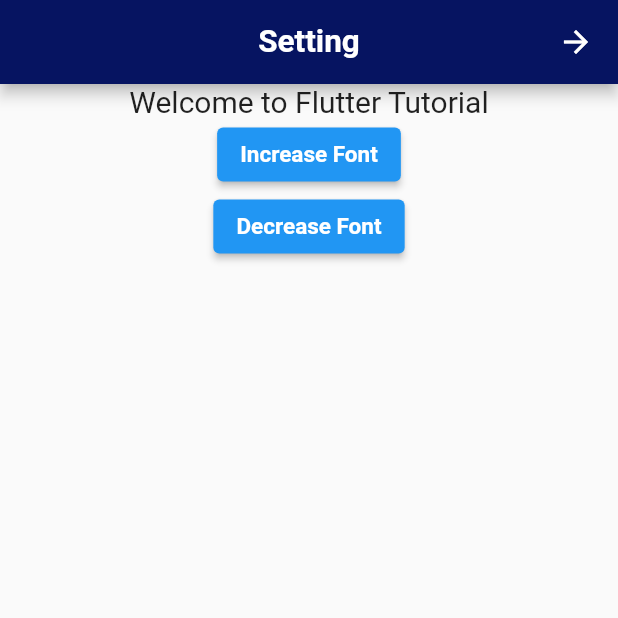
After one commit to itzadnantech/wird_book_old, a Flutter app: the screen it shows after launch, after a tap on the "settings" icon, on a phone screen of 412 x 824 dp, the top half of it. The commit adds this screen. Run offline on Flutter 3.47's test engine with Material 2 defaults, Android fonts, the phone set to English and light mode, and no system bars; our stand-ins replace audio_video_progress_bar, just_audio, shared_preferences.

Commit message:
increase and decrease font size on setting page using buttons

```diff
--- a/lib/pages/athkars_page.dart
+++ b/lib/pages/athkars_page.dart
@@ -7,6 +7,7 @@ import 'package:wird_book/router/route_constants.dart';
 import 'package:wird_book/widget/search_widget.dart';
 import 'package:wird_book/data/all_wird_cats.dart';
 import 'package:wird_book/model/wird_category.dart';
+import 'package:wird_book/pages/setting_page.dart';
 
 class AthkarsPage extends StatefulWidget {
   const AthkarsPage({Key key}) : super(key: key);
@@ -75,6 +76,11 @@ class _AthkarsPageState extends State<AthkarsPage> {
                   .toList(),
             ),
           ),
+          IconButton(
+              icon: Icon(Icons.settings),
+              onPressed: () {
+                _navigateToSettingPage(context);
+              }),
         ],
       ),
       // drawer: Drawer(
@@ -145,7 +151,7 @@ class _AthkarsPageState extends State<AthkarsPage> {
             getTranslated(
                 context, 'wird_cat_id_' + single_wird_category.wird_cat_id),
             style: const TextStyle(
-                fontSize: 15,
+                // fontSize: 15,
                 color: Color.fromARGB(255, 6, 20, 97),
                 fontWeight: FontWeight.w400),
           ),
@@ -183,4 +189,10 @@ class _AthkarsPageState extends State<AthkarsPage> {
       this.list_wird_category = list_wird_category;
     });
   }
+
+  ///Setting Page
+  void _navigateToSettingPage(BuildContext context) {
+    Navigator.of(context)
+        .push(MaterialPageRoute(builder: (context) => SettingPage()));
+  }
 }
--- /dev/null
+++ b/lib/pages/setting_page.dart
@@ -0,0 +1,54 @@
+import 'package:flutter/material.dart';
+import 'package:provider/provider.dart';
+
+class SettingPage extends StatefulWidget {
+  SettingPage({Key key}) : super(key: key);
+
+  @override
+  _SettingPageState createState() => _SettingPageState();
+}
+
+class _SettingPageState extends State<SettingPage> {
+  double fontSize = 20;
+  void changeFontSize() async {
+    setState(() {
+      fontSize += 2;
+    });
+  }
+
+  void decreaseFontSize() async {
+    setState(() {
+      fontSize -= 2;
+    });
+  }
+
+  @override
+  Widget build(BuildContext context) {
+    return Scaffold(
+      appBar: AppBar(
+        backgroundColor: Color.fromARGB(255, 6, 20, 97),
+        centerTitle: true,
+        title: Text("Setting"),
+      ),
+      body: Center(
+          child: Column(children: <Widget>[
+        Text(
+          'Welcome to Flutter Tutorial',
+          style: TextStyle(fontSize: fontSize),
+        ),
+        ElevatedButton(
+          onPressed: () {
+            changeFontSize();
+          },
+          child: Text('Increase Font'),
+        ),
+        ElevatedButton(
+          onPressed: () {
+            decreaseFontSize();
+          },
+          child: Text('Decrease Font'),
+        ),
+      ])),
+    );
+  }
+}
--- a/pubspec.yaml
+++ b/pubspec.yaml
@@ -29,6 +29,7 @@ dependencies:
   cupertino_icons: ^0.1.2
   just_audio: ^0.9.28
   audio_video_progress_bar: ^0.9.0
+  provider: ^6.0.3
 
 dev_dependencies:
   flutter_test:
```
Also changed, not shown: pubspec.lock.
